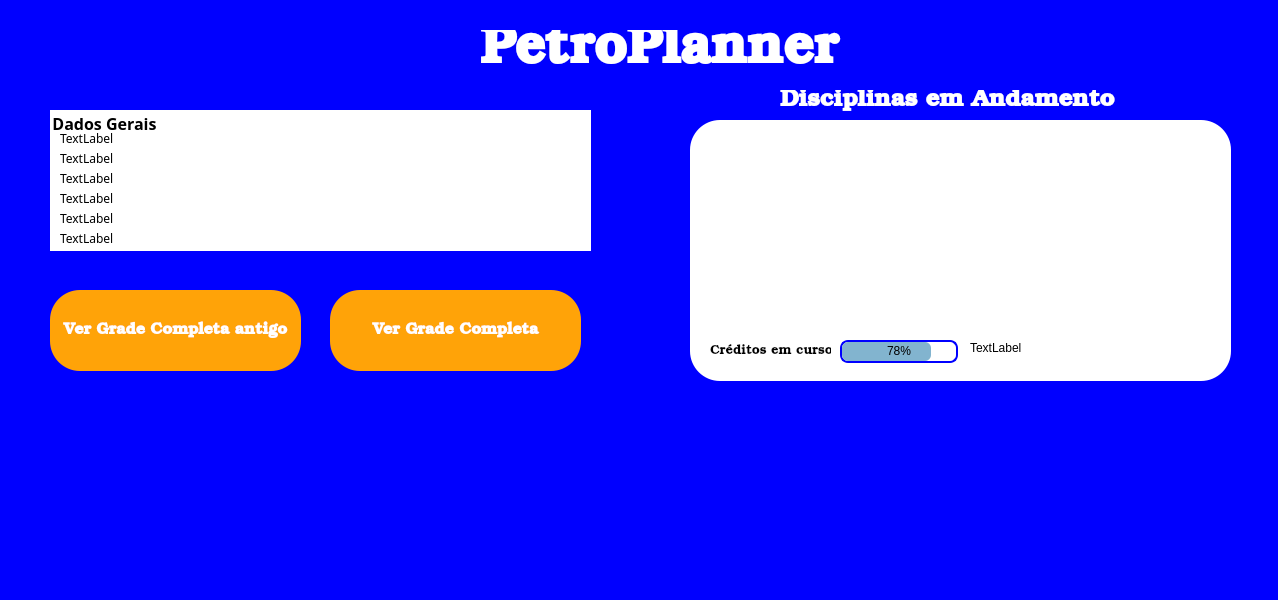
Above: src-v1/PetroPlanner/telainicial.ui from ldsc/ProjetoEngenharia-SimuladorDePlanejamentoDasAtividadesDoEstudanteEngenharia before the change. Below: the same form after it.
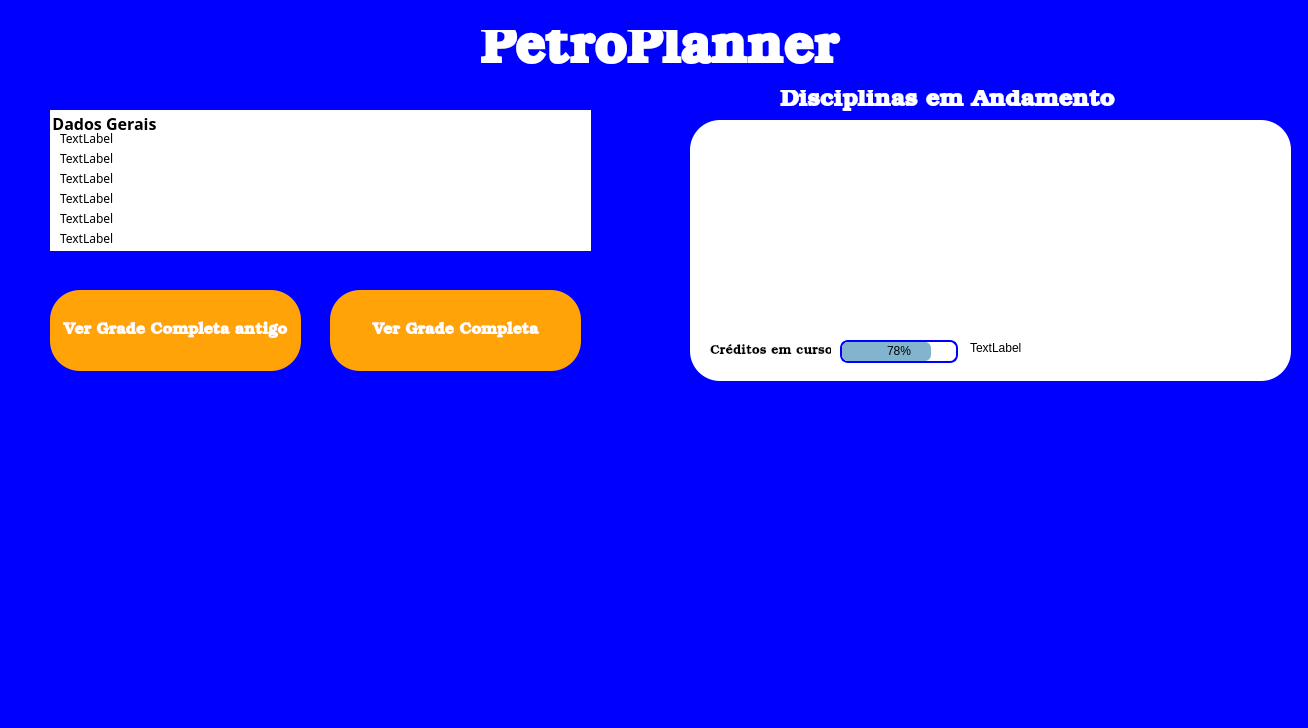
That is the form after the change.

Commit message: Disciplinas em andamento sendo visualizadas com um scroll area e gerando mensagem ao serem clicadas

Diff of the .ui file:
```diff
--- a/src-v1/PetroPlanner/telainicial.ui
+++ b/src-v1/PetroPlanner/telainicial.ui
@@ -6,8 +6,8 @@
    <rect>
     <x>0</x>
     <y>0</y>
-    <width>1278</width>
-    <height>600</height>
+    <width>1308</width>
+    <height>728</height>
    </rect>
   </property>
   <property name="font">
@@ -256,7 +256,7 @@
      <rect>
       <x>690</x>
       <y>120</y>
-      <width>541</width>
+      <width>601</width>
       <height>261</height>
      </rect>
     </property>
@@ -332,6 +332,29 @@
       <string>TextLabel</string>
      </property>
     </widget>
+    <widget class="QScrollArea" name="scrollAreaDiscAnd">
+     <property name="geometry">
+      <rect>
+       <x>20</x>
+       <y>20</y>
+       <width>561</width>
+       <height>191</height>
+      </rect>
+     </property>
+     <property name="widgetResizable">
+      <bool>true</bool>
+     </property>
+     <widget class="QWidget" name="wi">
+      <property name="geometry">
+       <rect>
+        <x>0</x>
+        <y>0</y>
+        <width>561</width>
+        <height>191</height>
+       </rect>
+      </property>
+     </widget>
+    </widget>
    </widget>
    <widget class="QLabel" name="labelDiscAnd">
     <property name="geometry">
```
Left out of the diff: 2 changed lines with no effect on the pictures. The commit also changes 9 other files.
